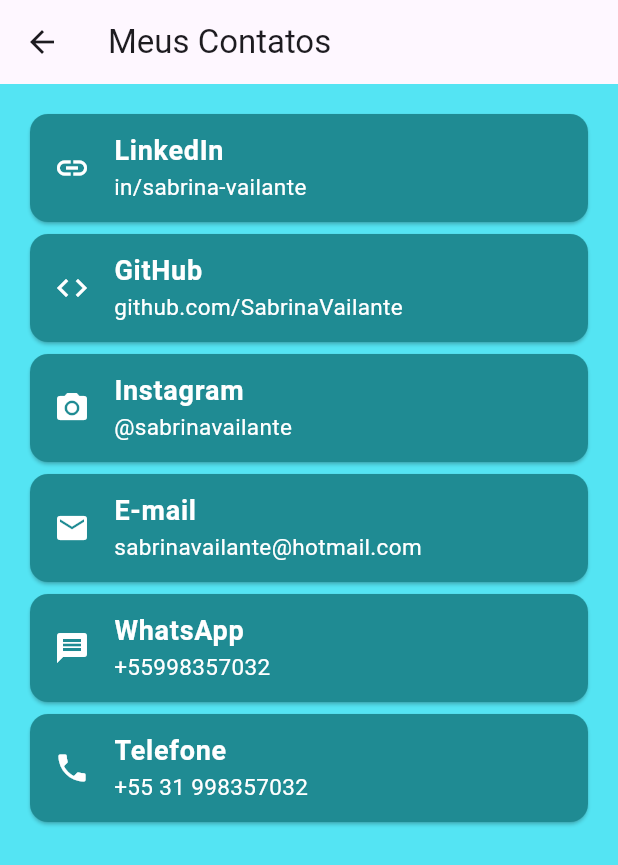
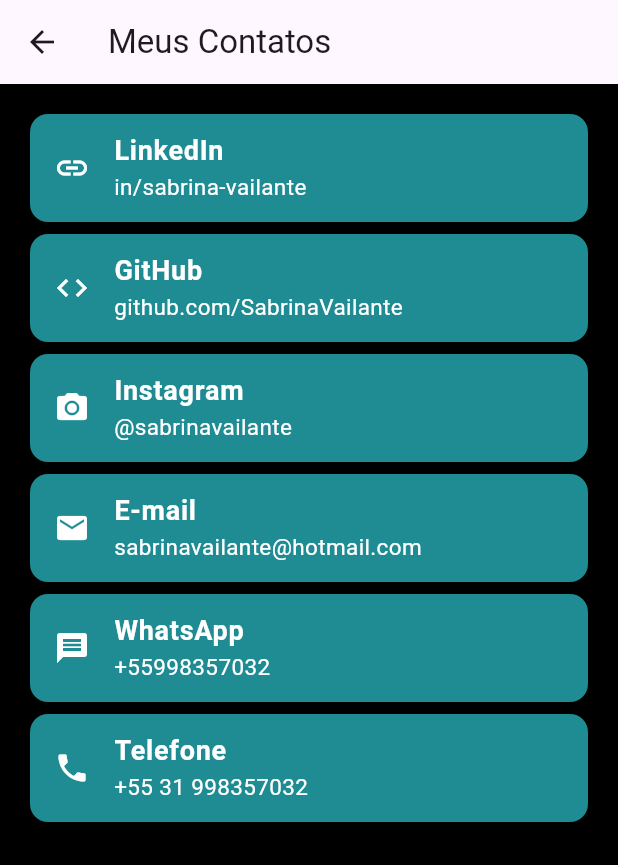
Before and after one commit to SabrinaVailante/sabrina_portifolio_app, a Flutter app: the ContactScreen screen opened directly, on a phone screen of 412 x 824 dp. Shown: the top 865 px of the screen. Run offline on Flutter 3.47's test engine with Material 3 defaults, Android fonts, the phone set to English and light mode, and no system bars; our stand-ins replace lottie.

```diff
--- a/lib/home_screen.dart
+++ b/lib/home_screen.dart
@@ -30,6 +30,7 @@
       body: _pages[_currentIndex],
 
       bottomNavigationBar: BottomNavigationBar(
+        backgroundColor: const Color.fromRGBO(0, 0, 0, 1.0),
         currentIndex: _currentIndex,
         onTap: (index) {
           setState(() {
--- a/lib/main.dart
+++ b/lib/main.dart
@@ -14,10 +14,6 @@
         primarySwatch: Colors.blue,
       ),
       home: SplashScreen(),
-
-
     );
-
-
   }
 }
--- a/lib/screens/about_me/contato.dart
+++ b/lib/screens/about_me/contato.dart
@@ -5,7 +5,7 @@
   @override
   Widget build(BuildContext context) {
     return Scaffold(
-      backgroundColor: Color.fromRGBO(84, 228, 243, 1.0),
+      backgroundColor: Color.fromRGBO(0, 0, 0, 1.0),
       appBar: AppBar(
         title: Text('Meus Contatos'),
       ),
--- a/lib/screens/about_me/perfil_screen.dart
+++ b/lib/screens/about_me/perfil_screen.dart
@@ -7,7 +7,7 @@
   @override
   Widget build(BuildContext context) {
     return Scaffold(
-      backgroundColor: const Color.fromRGBO(138, 226, 231, 1.0),
+      backgroundColor: const Color.fromRGBO(0, 0, 0, 1.0),
       body: Column(
         children: [
           Expanded(
--- a/lib/splash_scren.dart
+++ b/lib/splash_scren.dart
@@ -12,7 +12,7 @@
   void initState() {
     super.initState();
     // Aguarda 2 segundos e, em seguida, navega para a próxima tela
-    Timer(const Duration(seconds: 10), () {
+    Timer(const Duration(seconds: 3), () {
       Navigator.of(context).pushReplacement(MaterialPageRoute(
         builder: (context) => HomeScreen() // Tela de destino
       ));
@@ -37,10 +37,10 @@
             color:
                 const Color.fromRGBO(21, 98, 122, 0.5019607843137255), // Cor roxa com transparência
           ),
-          Center(
+          const Center(
             child: Column(
               mainAxisAlignment: MainAxisAlignment.center,
-              children: const [
+              children: [
                 Text(
                   "Bem Vindo!",
                   style: TextStyle(
```
Also changed, not shown: lib/sabrina_portifolio_app/feature/academic_background/view/academic_bckgroud_view.dart (added), lib/sabrina_portifolio_app/feature/academic_background/view/certificates_view.dart (added), lib/sabrina_portifolio_app/feature/career_journey/view/career_journey_view.dart (added), lib/sabrina_portifolio_app/feature/career_journey/view/company_details_view.dart (added), lib/sabrina_portifolio_app/feature/hobbies/view/hobbies_view.dart (added), lib/sabrina_portifolio_app/feature/my_projects/view/projects_details_view.dart (added), lib/sabrina_portifolio_app/feature/my_projects/view/projects_view.dart (added), lib/sabrina_portifolio_app/feature/profile/view/about_me_view.dart (added), lib/sabrina_portifolio_app/feature/profile/view/contacts_view.dart (added), lib/sabrina_portifolio_app/feature/profile/view/profile_view.dart (added), lib/sabrina_portifolio_app/feature/splash_screen/view/splash_screen_view.dart (added).
